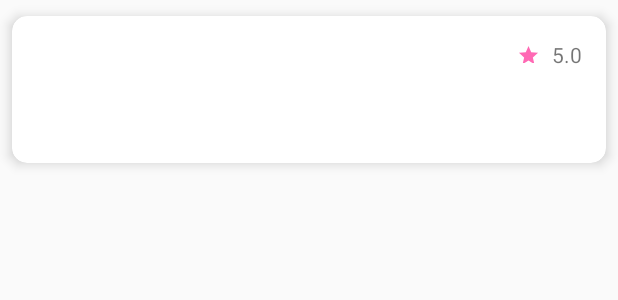
After one commit to DhruvBhagadia/MovieApp, an Android app: the layout card_layout.xml on its own in the app's theme, with its tools: preview values and no code run, on a phone screen of 412 x 824 dp. The commit adds this screen. Shown: the top 300 px of the screen. Run offline under Robolectric (Android 15) with nearby library versions, the phone set to English and light mode, and no system bars.

Commit message:
Replaced rowLayout with Cardview

```diff
--- a/app/build.gradle
+++ b/app/build.gradle
@@ -33,4 +33,5 @@ dependencies {
     compile 'com.squareup.retrofit2:retrofit:2.0.2'
     compile 'com.squareup.retrofit2:converter-gson:2.0.2'
     compile 'com.android.support:recyclerview-v7:25.3.0'
+    compile 'com.android.support:cardview-v7:25.3.1'
 }
--- a/app/src/main/java/com/example/dell_pc/movieapp/activity/MainActivity.java
+++ b/app/src/main/java/com/example/dell_pc/movieapp/activity/MainActivity.java
@@ -30,7 +30,6 @@ import java.util.List;
 import retrofit2.Callback;
 import retrofit2.Response;
 
-import static com.example.dell_pc.movieapp.R.id.fab;
 
 public class MainActivity extends AppCompatActivity
         implements NavigationView.OnNavigationItemSelectedListener {
@@ -76,14 +75,16 @@ public class MainActivity extends AppCompatActivity
         //main code ends
 
 
+        /*
         FloatingActionButton fab = (FloatingActionButton) findViewById(R.id.fab);
+
         fab.setOnClickListener(new View.OnClickListener() {
             @Override
             public void onClick(View view) {
                 Snackbar.make(view, "Replace with your own action", Snackbar.LENGTH_LONG)
                         .setAction("Action", null).show();
             }
-        });
+        }); */
 
         DrawerLayout drawer = (DrawerLayout) findViewById(R.id.drawer_layout);
         ActionBarDrawerToggle toggle = new ActionBarDrawerToggle(
--- a/app/src/main/java/com/example/dell_pc/movieapp/adapter/MoviesAdapter.java
+++ b/app/src/main/java/com/example/dell_pc/movieapp/adapter/MoviesAdapter.java
@@ -51,7 +51,7 @@ public class MoviesAdapter extends RecyclerView.Adapter<MoviesAdapter.MovieViewH
 
     @Override
     public MoviesAdapter.MovieViewHolder onCreateViewHolder(ViewGroup parent, int viewType) {
-        View view = LayoutInflater.from(parent.getContext()).inflate(rowLayout, parent, false);
+        View view = LayoutInflater.from(parent.getContext()).inflate(R.layout.card_layout, parent, false);
         return new MovieViewHolder(view);
     }
 
--- a/app/src/main/res/layout/activity_main.xml
+++ b/app/src/main/res/layout/activity_main.xml
@@ -26,7 +26,7 @@
         android:id="@+id/movies_recycler_view"
         android:layout_width="match_parent"
         android:layout_height="wrap_content"
-        android:paddingTop="50dp"
+        android:paddingTop="57dp"
         android:scrollbars="vertical"
         />
 
--- a/app/src/main/res/layout/app_bar_main.xml
+++ b/app/src/main/res/layout/app_bar_main.xml
@@ -6,7 +6,17 @@
     android:layout_height="match_parent"
     tools:context="com.example.dell_pc.movieapp.activity.MainActivity">
 
-    <android.support.design.widget.AppBarLayout
+    <RelativeLayout
+        android:layout_width="match_parent"
+        android:layout_height="match_parent">
+
+
+        <ImageView
+            android:layout_width="match_parent"
+            android:layout_height="match_parent"
+            android:background="@color/grey"            />
+
+        <android.support.design.widget.AppBarLayout
         android:layout_width="match_parent"
         android:layout_height="wrap_content"
         android:theme="@style/AppTheme.AppBarOverlay">
@@ -20,13 +30,6 @@
 
     </android.support.design.widget.AppBarLayout>
 
-
-    <android.support.design.widget.FloatingActionButton
-        android:id="@+id/fab"
-        android:layout_width="wrap_content"
-        android:layout_height="wrap_content"
-        android:layout_gravity="bottom|end"
-        android:layout_margin="@dimen/fab_margin"
-        app:srcCompat="@android:drawable/ic_dialog_email" />
+    </RelativeLayout>
 
 </android.support.design.widget.CoordinatorLayout>
--- /dev/null
+++ b/app/src/main/res/layout/card_layout.xml
@@ -0,0 +1,89 @@
+<?xml version="1.0" encoding="utf-8"?>
+<LinearLayout xmlns:android="http://schemas.android.com/apk/res/android"
+    android:orientation="vertical"
+    android:layout_width="match_parent"
+    android:layout_height="wrap_content">
+
+    <android.support.v7.widget.CardView
+        android:id="@+id/card_view"
+        xmlns:card_view="http://schemas.android.com/apk/res-auto"
+        android:layout_width="match_parent"
+        android:layout_height="wrap_content"
+        card_view:cardBackgroundColor="@color/color_white"
+        card_view:cardCornerRadius="10dp"
+        card_view:cardElevation="5dp"
+        card_view:cardUseCompatPadding="true">
+
+
+        <LinearLayout xmlns:android="http://schemas.android.com/apk/res/android"
+            android:id="@+id/movies_layout"
+            android:orientation="horizontal"
+            android:layout_gravity="center"
+            android:minHeight="72dp"
+            android:layout_width="match_parent"
+            android:layout_height="wrap_content"
+            android:padding="16dp">
+
+            <LinearLayout
+                android:layout_width="0dp"
+                android:layout_height="wrap_content"
+                android:orientation="vertical"
+                android:layout_weight="1">
+
+                <TextView
+                    android:id="@+id/title"
+                    android:layout_width="wrap_content"
+                    android:layout_height="wrap_content"
+                    android:layout_gravity="top"
+                    android:paddingRight="16dp"
+                    android:textStyle="bold"
+                    android:textColor="@color/colorPrimaryDark"
+                    android:textSize="20sp"
+                    />
+
+                <TextView
+                    android:id="@+id/subtitle"
+                    android:layout_width="wrap_content"
+                    android:layout_height="wrap_content"
+                    android:paddingRight="16dp"
+                    android:textColor="@color/primaryLightColor"
+                    />
+
+                <TextView
+                    android:id="@+id/description"
+                    android:layout_width="wrap_content"
+                    android:layout_height="wrap_content"
+                    android:maxLines="3"
+                    android:paddingRight="16dp"
+                    android:textColor="@color/colorGreyLight"
+                    />
+
+            </LinearLayout>
+            <LinearLayout
+                android:layout_width="wrap_content"
+                android:layout_height="35dp"
+                android:orientation="horizontal">
+
+                <ImageView
+                    android:id="@+id/rating_image"
+                    android:layout_width="15dp"
+                    android:layout_height="15dp"
+                    android:layout_centerInParent="true"
+                    android:paddingTop="4.5dp"
+                    android:scaleType="centerCrop"
+                    android:src="@drawable/star"
+                    android:tint="@color/colorPink" />
+
+
+                <TextView
+                    android:id="@+id/rating"
+                    android:layout_width="wrap_content"
+                    android:layout_height="wrap_content"
+                    android:layout_marginLeft="8dp"
+                    android:text="5.0" />
+            </LinearLayout>
+
+        </LinearLayout>
+
+    </android.support.v7.widget.CardView>
+</LinearLayout>
--- a/app/src/main/res/layout/list_item_movie.xml
+++ b/app/src/main/res/layout/list_item_movie.xml
@@ -55,7 +55,7 @@
             android:layout_centerInParent="true"
             android:scaleType="centerCrop"
             android:src="@drawable/star"
-            android:tint="@color/colorAccent" />
+            android:tint="@color/colorPink" />
 
 
         <TextView
--- a/app/src/main/res/values/colors.xml
+++ b/app/src/main/res/values/colors.xml
@@ -6,7 +6,11 @@
     <color name="colorPrimaryDark">#12005e</color>
     <color name="primaryTextColor">#ffffff</color>
     <color name="colorAccent">#7c43bd</color>
+    <color name="colorPink">#FF69B4</color>
+    <color name="color_white">#ffffff</color>
+    <color name="grey">#D3D3D3</color>
 
+    #808080
     <color name="orange">#FF3909</color>
     <color name="colorAccentDark">#00B482</color>
 
```
